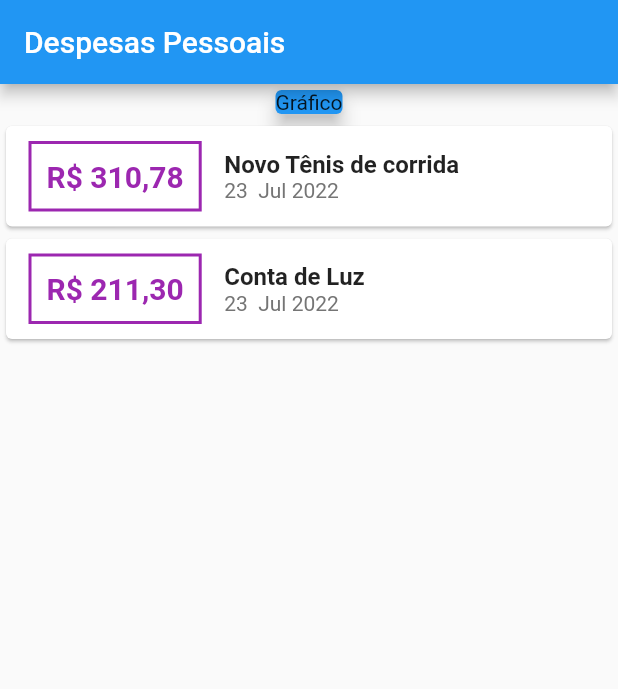
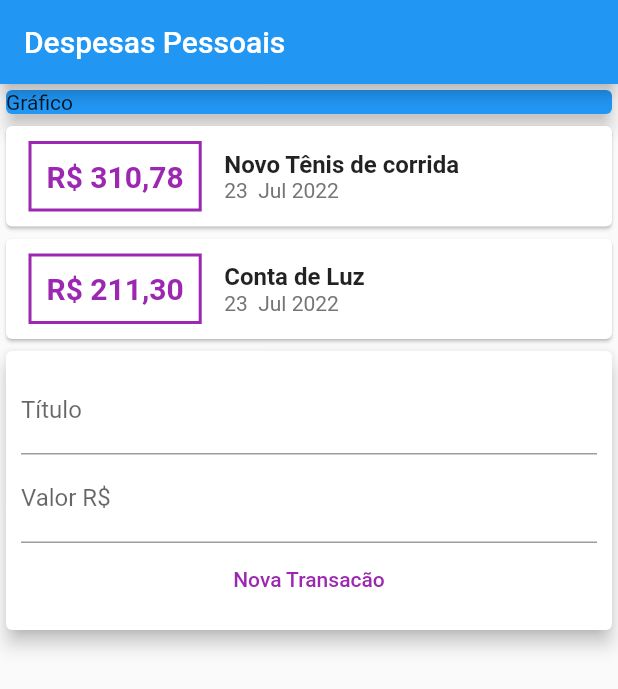
Before and after one commit to codedemonbr/expenses-flutter, a Flutter app: the screen it shows after launch, on a phone screen of 412 x 824 dp. Shown: the top 689 px of the screen. Run offline on Flutter 3.47's test engine with Material 2 defaults, Android fonts, the phone set to English and light mode, and no system bars.

Commit message:
104.3Dividindo app em Widgets

```diff
--- /dev/null
+++ b/lib/components/transaction_form.dart
@@ -0,0 +1,41 @@
+import 'package:flutter/material.dart';
+
+class TransactionForm extends StatelessWidget {
+  final titleController = TextEditingController();
+  final valueController = TextEditingController();
+
+  @override
+  Widget build(BuildContext context) {
+    return Card(
+      elevation: 5,
+      child: Padding(
+          padding: EdgeInsets.all(10),
+          child: Column(
+            children: [
+              TextField(
+                controller: titleController,
+                decoration: InputDecoration(
+                  labelText: 'Título',
+                ),
+              ),
+              TextField(
+                controller: valueController,
+                decoration: InputDecoration(
+                  labelText: 'Valor R\$',
+                ),
+              ),
+              TextButton(
+                child: Text(
+                  'Nova Transacão',
+                  style: TextStyle(color: Colors.purple),
+                ),
+                onPressed: () {
+                  print(titleController.text);
+                  print(valueController.text);
+                },
+              ),
+            ],
+          )),
+    );
+  }
+}
--- /dev/null
+++ b/lib/components/transaction_list.dart
@@ -0,0 +1,65 @@
+import 'package:expenses/models/transaction.dart';
+import 'package:flutter/material.dart';
+import 'package:intl/intl.dart';
+
+class TransactionList extends StatelessWidget {
+  final List<Transaction> transactions;
+
+  TransactionList(this.transactions);
+
+  @override
+  Widget build(BuildContext context) {
+    return Column(
+      children: transactions
+          .map(
+            (tr) => (Card(
+              child: Row(
+                children: <Widget>[
+                  Container(
+                    child: Text(
+                      NumberFormat.currency(locale: 'pt_BR', symbol: 'R\$')
+                          .format(tr.value),
+                      style: const TextStyle(
+                        fontWeight: FontWeight.bold,
+                        fontSize: 20,
+                        color: Colors.purple,
+                      ),
+                    ),
+                    margin: const EdgeInsets.symmetric(
+                      horizontal: 15,
+                      vertical: 10,
+                    ),
+                    decoration: BoxDecoration(
+                      border: Border.all(
+                        color: Colors.purple,
+                        width: 2,
+                      ),
+                    ),
+                    padding: EdgeInsets.all(10),
+                  ),
+                  Column(
+                    crossAxisAlignment: CrossAxisAlignment.start,
+                    children: [
+                      Text(
+                        tr.title,
+                        style: const TextStyle(
+                          fontWeight: FontWeight.bold,
+                          fontSize: 16,
+                        ),
+                      ),
+                      Text(
+                        DateFormat('d  MMM y').format(tr.date),
+                        style: TextStyle(
+                          color: Colors.grey[600],
+                        ),
+                      )
+                    ],
+                  )
+                ],
+              ),
+            )),
+          )
+          .toList(),
+    );
+  }
+}
--- /dev/null
+++ b/lib/components/transaction_user.dart
@@ -0,0 +1,28 @@
+import 'package:expenses/components/transaction_form.dart';
+import 'package:expenses/components/transaction_list.dart';
+import 'package:expenses/models/transaction.dart';
+import 'package:flutter/material.dart';
+
+class TransactionUser extends StatefulWidget {
+  const TransactionUser({Key? key}) : super(key: key);
+
+  @override
+  State<TransactionUser> createState() => _TransactionUserState();
+}
+
+class _TransactionUserState extends State<TransactionUser> {
+  final _transactions = [
+    Transaction(
+        id: 't1',
+        title: 'Novo Tênis de corrida',
+        value: 310.78,
+        date: DateTime.now()),
+    Transaction(
+        id: 't2', title: 'Conta de Luz', value: 211.30, date: DateTime.now()),
+  ];
+  @override
+  Widget build(BuildContext context) {
+    return Column(
+        children: [TransactionList(_transactions), TransactionForm()]);
+  }
+}
--- a/lib/main.dart
+++ b/lib/main.dart
@@ -1,6 +1,5 @@
-import 'package:expenses/models/transaction.dart';
+import 'package:expenses/components/transaction_user.dart';
 import 'package:flutter/material.dart';
-import 'package:intl/intl.dart';
 // Intl.defaultLocale='pt_BR';
 
 main() => runApp(ExpensesApp());
@@ -13,20 +12,13 @@ class ExpensesApp extends StatelessWidget {
 }
 
 class MyHomePage extends StatelessWidget {
-  final _transactions = [
-    Transaction(
-        id: 't1',
-        title: 'Novo Tênis de corrida',
-        value: 310.78,
-        date: DateTime.now()),
-    Transaction(
-        id: 't2', title: 'Conta de Luz', value: 211.30, date: DateTime.now()),
-  ];
   @override
   Widget build(BuildContext context) {
     return Scaffold(
         appBar: AppBar(title: Text('Despesas Pessoais')),
-        body: Column(children: <Widget>[
+        body: Column(
+            crossAxisAlignment: CrossAxisAlignment.stretch,
+            children: <Widget>[
               Container(
                 child: const Card(
                   color: Colors.blue,
@@ -34,59 +26,7 @@ class MyHomePage extends StatelessWidget {
                   elevation: 5,
                 ),
               ),
-          Column(
-            children: _transactions
-                .map(
-                  (tr) => (Card(
-                    child: Row(
-                      children: <Widget>[
-                        Container(
-                          child: Text(
-                            NumberFormat.currency(
-                                    locale: 'pt_BR', symbol: 'R\$')
-                                .format(tr.value),
-                            style: const TextStyle(
-                              fontWeight: FontWeight.bold,
-                              fontSize: 20,
-                              color: Colors.purple,
-                            ),
-                          ),
-                          margin: const EdgeInsets.symmetric(
-                            horizontal: 15,
-                            vertical: 10,
-                          ),
-                          decoration: BoxDecoration(
-                            border: Border.all(
-                              color: Colors.purple,
-                              width: 2,
-                            ),
-                          ),
-                          padding: EdgeInsets.all(10),
-                        ),
-                        Column(
-                          crossAxisAlignment: CrossAxisAlignment.start,
-                          children: [
-                            Text(
-                              tr.title,
-                              style: const TextStyle(
-                                fontWeight: FontWeight.bold,
-                                fontSize: 16,
-                              ),
-                            ),
-                            Text(
-                              DateFormat('d  MMM y').format(tr.date),
-                              style: TextStyle(
-                                color: Colors.grey[600],
-                              ),
-                            )
-                          ],
-                        )
-                      ],
-                    ),
-                  )),
-                )
-                .toList(),
-          )
+              TransactionUser()
             ]));
   }
 }
```
Lines whose indentation alone changed are shown as unchanged.
